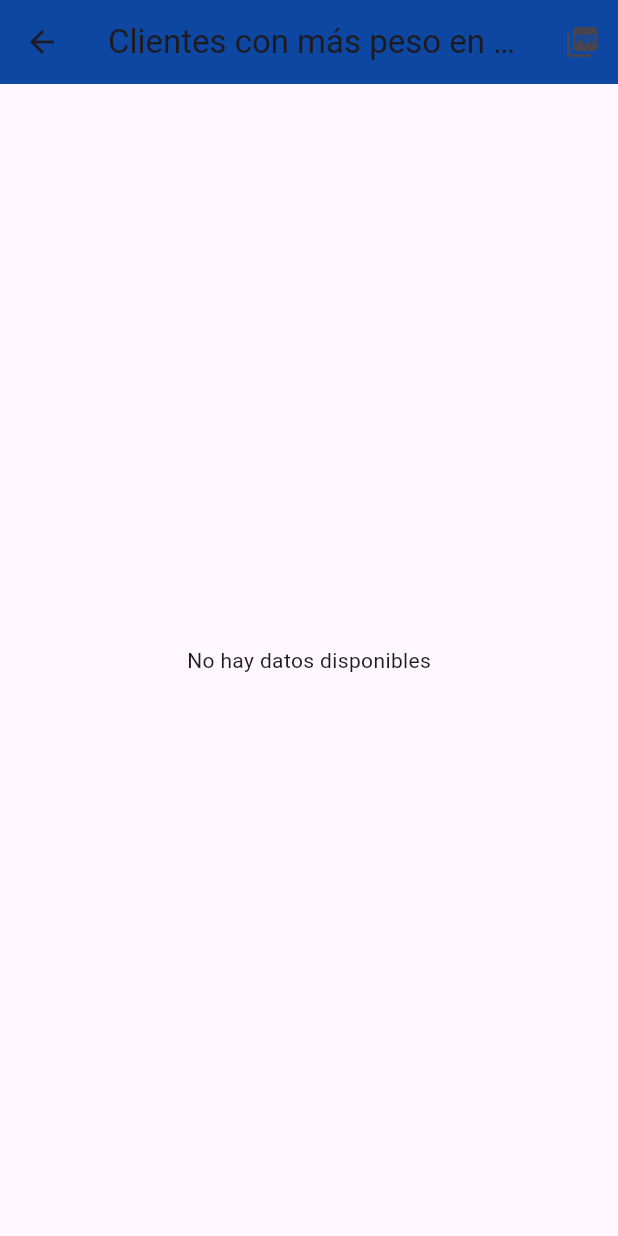
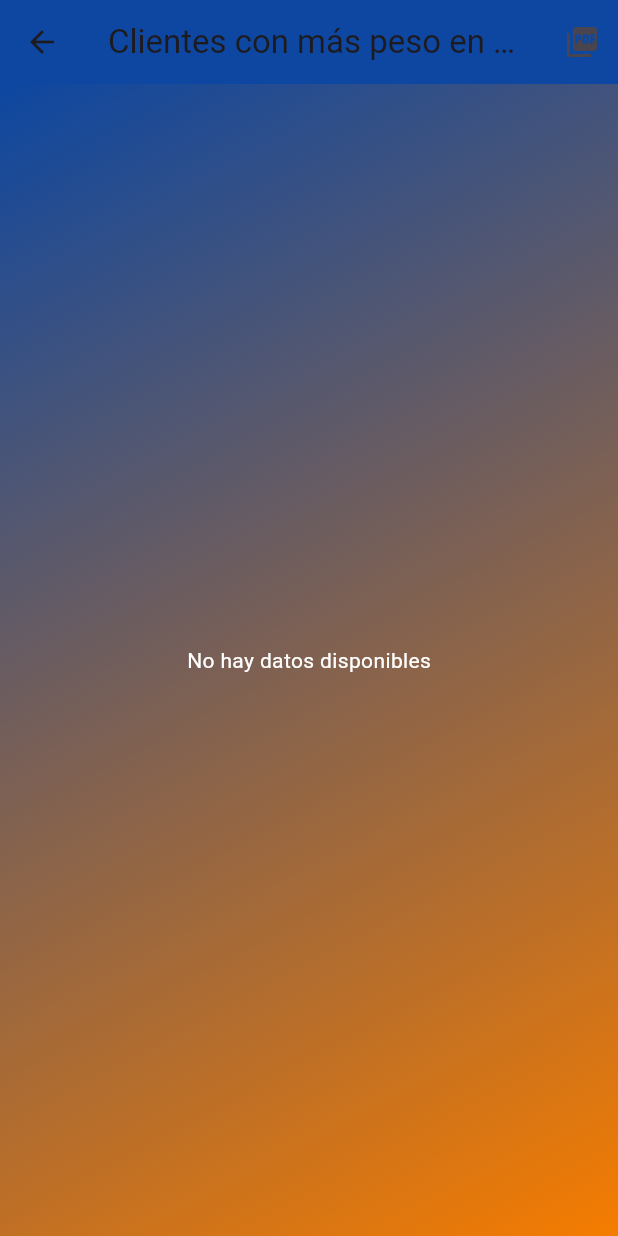
Before and after one commit to acarias11/Premium-Logistic-Cargo, a Flutter app: the ClientesPesoPage screen opened directly, on a phone screen of 412 x 824 dp. Run offline on Flutter 3.47's test engine with Material 3 defaults, Android fonts, the light colour scheme and no system bars; our stand-ins replace cloud_firestore, data_table_2, firebase_auth, firebase_core, month_picker_dialog, pdf and 3 more; missing offline and left inert: flutter_charts; accounts and stored records are empty.

Commit message:
Decoracion de los Reportes

```diff
--- a/PLC-Premium Logistics Cargo/plc_pruebas/lib/pages/reports/clientes_peso_page.dart
+++ b/PLC-Premium Logistics Cargo/plc_pruebas/lib/pages/reports/clientes_peso_page.dart
@@ -167,17 +167,27 @@ class _ClientesPesoPageState extends State<ClientesPesoPage> {
           ),
         ],
       ),
-      body: FutureBuilder<List<Map<String, dynamic>>>(
+      body: Container(
+        width: double.infinity,
+        height: double.infinity,
+        decoration: BoxDecoration(
+          gradient: LinearGradient(
+            colors: [Colors.blue.shade900, Colors.orange.shade700],
+            begin: Alignment.topLeft,
+            end: Alignment.bottomRight,
+          ),
+        ),
+        child: FutureBuilder<List<Map<String, dynamic>>>(
           future: fetchClientesPeso(),
           builder: (BuildContext context, AsyncSnapshot<List<Map<String, dynamic>>> snapshot) {
             if (snapshot.hasError) {
-            return Center(child: Text('Error al obtener los datos de los clientes: ${snapshot.error}'));
+              return Center(child: Text('Error al obtener los datos de los clientes: ${snapshot.error}', style: const TextStyle(color: Colors.white)));
             }
             if (snapshot.connectionState == ConnectionState.waiting) {
-            return const Center(child: CircularProgressIndicator());
+              return const Center(child: CircularProgressIndicator(color: Colors.white));
             }
             if (!snapshot.hasData || snapshot.data!.isEmpty) {
-            return const Center(child: Text('No hay datos disponibles'));
+              return const Center(child: Text('No hay datos disponibles', style: TextStyle(color: Colors.white)));
             }
 
             return ListView.builder(
@@ -189,13 +199,13 @@ class _ClientesPesoPageState extends State<ClientesPesoPage> {
                   color: color,
                   margin: const EdgeInsets.symmetric(vertical: 8, horizontal: 16),
                   child: ListTile(
-                  title: Text(cliente['nombre']),
-                  subtitle: Text('Teléfono: ${cliente['telefono']}'),
+                    title: Text(cliente['nombre'], style: const TextStyle(color: Colors.white)),
+                    subtitle: Text('Teléfono: ${cliente['telefono']}', style: const TextStyle(color: Colors.white)),
                     trailing: Column(
                       crossAxisAlignment: CrossAxisAlignment.end,
                       children: [
-                      Text('Peso total: ${cliente['peso_total']}'),
-                      Text('Total de warehouses: ${cliente['total_warehouses']}'),
+                        Text('Peso total: ${cliente['peso_total']}', style: const TextStyle(color: Colors.white)),
+                        Text('Total de warehouses: ${cliente['total_warehouses']}', style: const TextStyle(color: Colors.white)),
                       ],
                     ),
                   ),
@@ -204,6 +214,7 @@ class _ClientesPesoPageState extends State<ClientesPesoPage> {
             );
           },
         ),
+      ),
     );
   }
 }
```
Also changed, not shown: PLC-Premium Logistics Cargo/plc_pruebas/lib/pages/reports/clientes_eliminar_page.dart (+18 -7 lines), PLC-Premium Logistics Cargo/plc_pruebas/lib/pages/reports/grafica_activos&inactivos_page.dart (+26 -6 lines), PLC-Premium Logistics Cargo/plc_pruebas/lib/pages/reports/grafica_prom_page.dart (+32 -5 lines), PLC-Premium Logistics Cargo/plc_pruebas/lib/pages/reports/prom_peso.dart (+23 -5 lines). Lines whose indentation alone changed are shown as unchanged.
